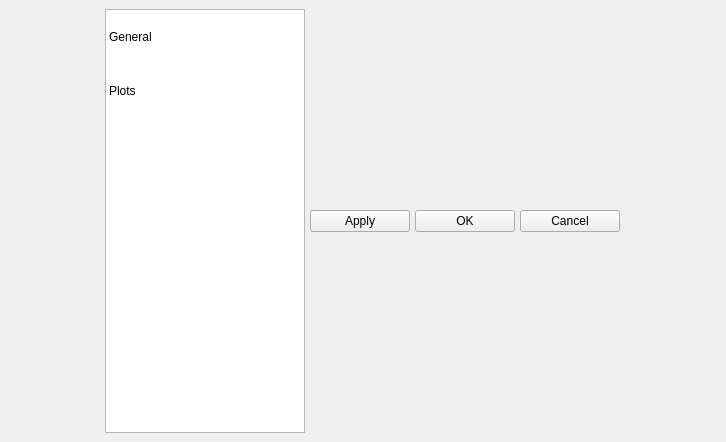
First picture: the form in qt/applications/workbench/workbench/widgets/settings/ui/main.ui, repository mantidproject/mantid, before the edit.
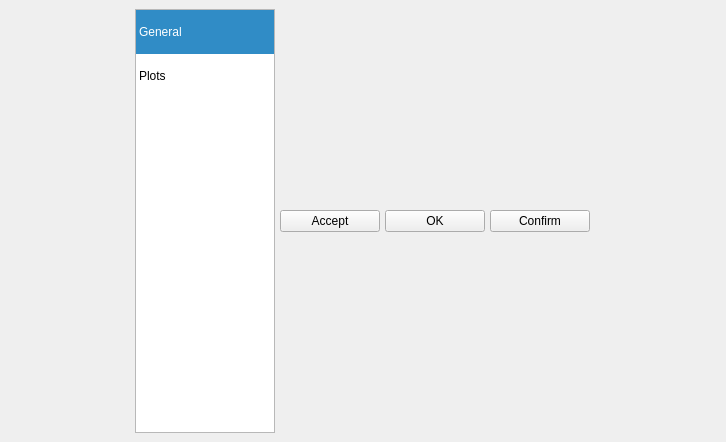
Second picture: the form after the edit.

Diff of the .ui file:
```diff
--- a/qt/applications/workbench/workbench/widgets/settings/ui/main.ui
+++ b/qt/applications/workbench/workbench/widgets/settings/ui/main.ui
@@ -33,13 +33,13 @@
         </property>
         <property name="minimumSize">
          <size>
-          <width>200</width>
+          <width>0</width>
           <height>0</height>
          </size>
         </property>
         <property name="maximumSize">
          <size>
-          <width>200</width>
+          <width>140</width>
           <height>16777215</height>
          </size>
         </property>
@@ -49,13 +49,16 @@
 }
 
 QListView::item {
-    padding:20px;
+    padding:15px;
 }
 </string>
         </property>
         <property name="selectionRectVisible">
          <bool>true</bool>
         </property>
+        <property name="currentRow">
+         <number>0</number>
+        </property>
         <item>
          <property name="text">
           <string>General</string>
@@ -87,7 +90,7 @@
              </size>
             </property>
             <property name="text">
-             <string>Apply</string>
+             <string>Accept</string>
             </property>
            </widget>
           </item>
@@ -116,7 +119,7 @@
              <string notr="true"/>
             </property>
             <property name="text">
-             <string>Cancel</string>
+             <string>Confirm</string>
             </property>
            </widget>
           </item>
```
